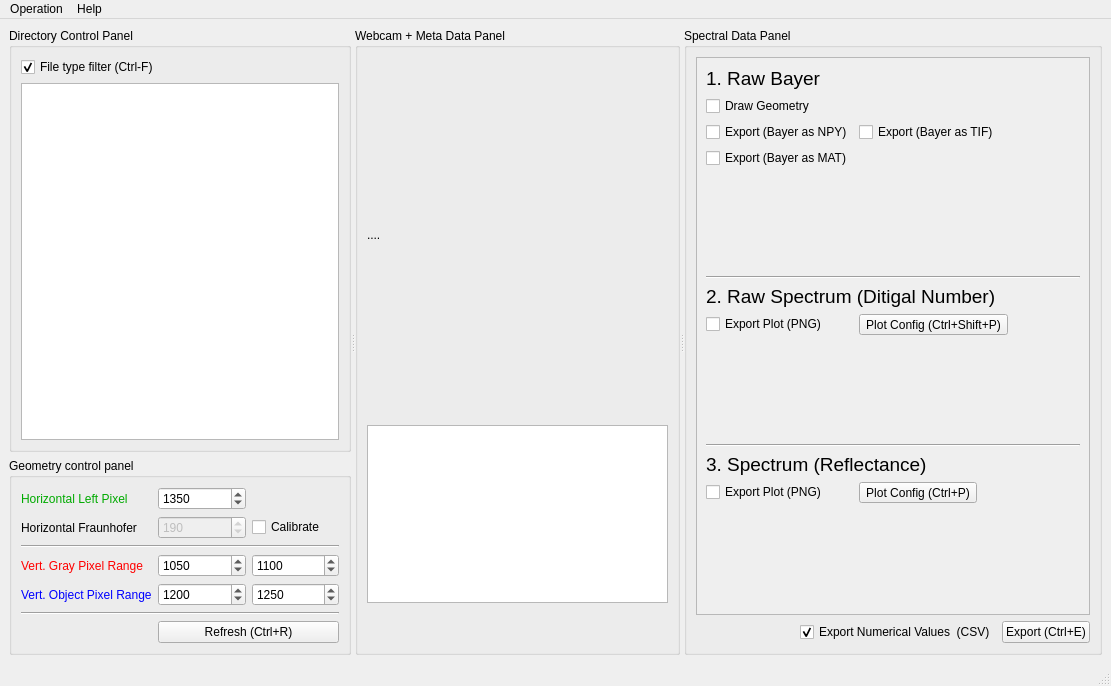
Before: the Qt Designer form UI/UI_Mainwindow.ui in garid3000/bps_spectrometer_gui, drawn with Qt 5.
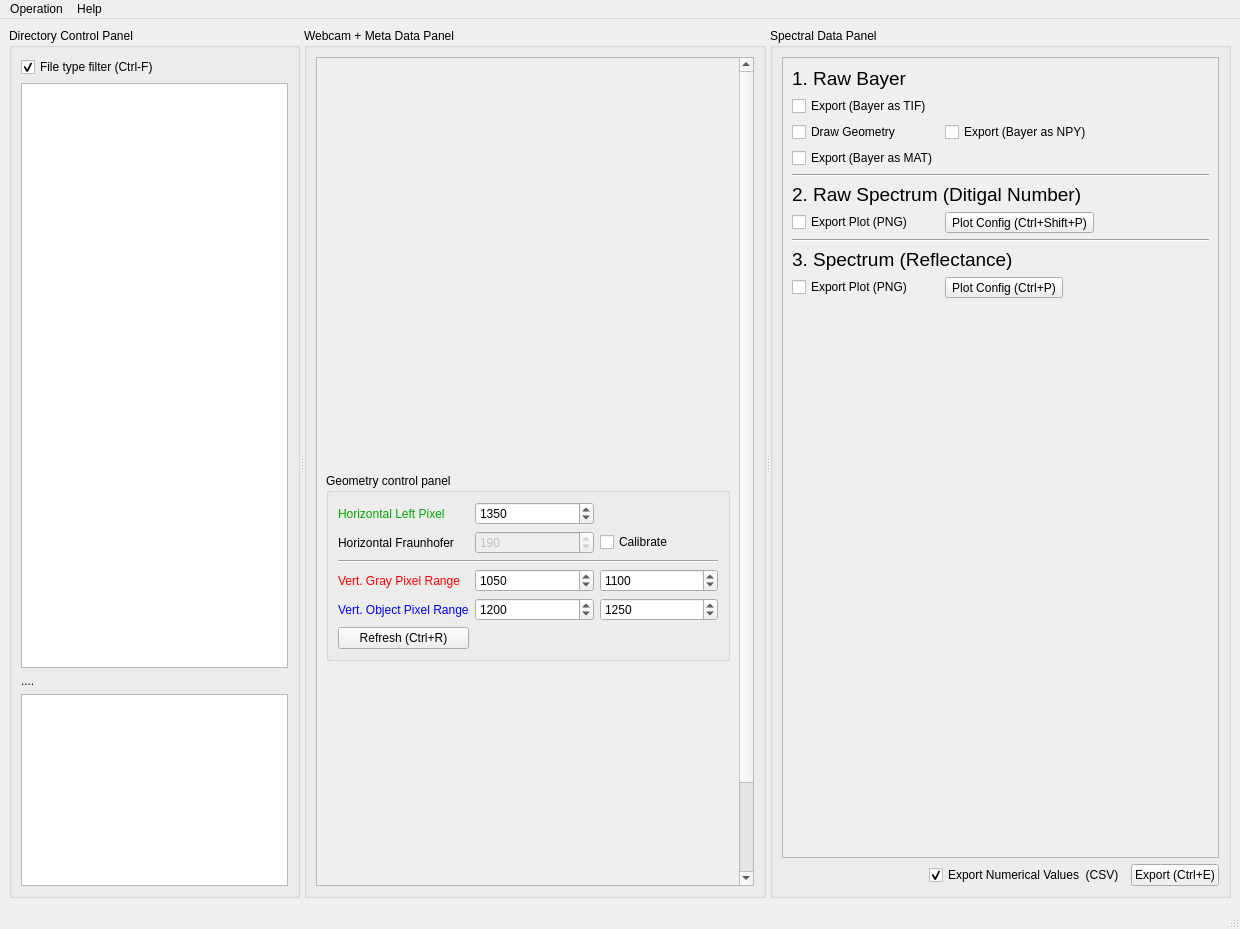
After: the same form once the commit is applied. Custom widgets are drawn as their Qt base class.

Commit message: Draggable ROI

What changed in the file:
```diff
--- a/UI/UI_Mainwindow.ui
+++ b/UI/UI_Mainwindow.ui
@@ -6,8 +6,8 @@
    <rect>
     <x>0</x>
     <y>0</y>
-    <width>1111</width>
-    <height>686</height>
+    <width>1240</width>
+    <height>929</height>
    </rect>
   </property>
   <property name="windowTitle">
@@ -28,8 +28,46 @@
            <string>Directory Control Panel</string>
           </property>
           <layout class="QGridLayout" name="gridLayout_3">
+           <item row="2" column="0">
+            <widget class="QLabelClick" name="limg_webcam">
+             <property name="text">
+              <string>....</string>
+             </property>
+            </widget>
+           </item>
+           <item row="3" column="0">
+            <widget class="QTextBrowser" name="tb_meta_json">
+             <property name="sizePolicy">
+              <sizepolicy hsizetype="Expanding" vsizetype="Preferred">
+               <horstretch>0</horstretch>
+               <verstretch>0</verstretch>
+              </sizepolicy>
+             </property>
+             <property name="font">
+              <font>
+               <family>Monospace</family>
+              </font>
+             </property>
+            </widget>
+           </item>
+           <item row="0" column="0">
+            <widget class="QCheckBox" name="cb_ft_filter">
+             <property name="text">
+              <string>File type filter (Ctrl-F)</string>
+             </property>
+             <property name="checked">
+              <bool>true</bool>
+             </property>
+            </widget>
+           </item>
            <item row="1" column="0">
             <widget class="QTreeView" name="tv_dir">
+             <property name="sizePolicy">
+              <sizepolicy hsizetype="Expanding" vsizetype="Expanding">
+               <horstretch>0</horstretch>
+               <verstretch>10</verstretch>
+              </sizepolicy>
+             </property>
              <property name="font">
               <font>
                <family>Monospace</family>
@@ -41,17 +79,45 @@
              </property>
             </widget>
            </item>
-           <item row="0" column="0">
-            <widget class="QCheckBox" name="cb_ft_filter">
-             <property name="text">
-              <string>File type filter (Ctrl-F)</string>
-             </property>
-             <property name="checked">
-              <bool>true</bool>
-             </property>
+          </layout>
             </widget>
            </item>
           </layout>
+      </widget>
+      <widget class="QGroupBox" name="gp_webcam_meta">
+       <property name="title">
+        <string>Webcam + Meta Data Panel</string>
+       </property>
+       <layout class="QVBoxLayout" name="verticalLayout">
+        <item>
+         <widget class="QScrollArea" name="scrollArea_2">
+          <property name="widgetResizable">
+           <bool>true</bool>
+          </property>
+          <widget class="QWidget" name="scrollAreaWidgetContents_2">
+           <property name="geometry">
+            <rect>
+             <x>0</x>
+             <y>-205</y>
+             <width>420</width>
+             <height>1049</height>
+            </rect>
+           </property>
+           <layout class="QVBoxLayout" name="verticalLayout_4">
+            <item>
+             <widget class="ImageView" name="graph_2dimg" native="true">
+              <property name="sizePolicy">
+               <sizepolicy hsizetype="Preferred" vsizetype="Preferred">
+                <horstretch>200</horstretch>
+                <verstretch>200</verstretch>
+               </sizepolicy>
+              </property>
+              <property name="minimumSize">
+               <size>
+                <width>400</width>
+                <height>400</height>
+               </size>
+              </property>
          </widget>
         </item>
         <item>
@@ -59,74 +125,7 @@
           <property name="title">
            <string>Geometry control panel</string>
           </property>
-          <layout class="QGridLayout" name="gridLayout_2" columnstretch="0,1,1">
-           <item row="4" column="1">
-            <widget class="QSpinBox" name="sb_obje_top_pxl">
-             <property name="minimum">
-              <number>500</number>
-             </property>
-             <property name="maximum">
-              <number>2000</number>
-             </property>
-             <property name="value">
-              <number>1200</number>
-             </property>
-            </widget>
-           </item>
-           <item row="6" column="1" colspan="2">
-            <widget class="QPushButton" name="pb_refresh">
-             <property name="text">
-              <string>Refresh (Ctrl+R)</string>
-             </property>
-            </widget>
-           </item>
-           <item row="0" column="1">
-            <widget class="QSpinBox" name="sb_horx_left_pxl">
-             <property name="minimum">
-              <number>900</number>
-             </property>
-             <property name="maximum">
-              <number>1700</number>
-             </property>
-             <property name="value">
-              <number>1350</number>
-             </property>
-            </widget>
-           </item>
-           <item row="0" column="0">
-            <widget class="QLabel" name="_label_1">
-             <property name="palette">
-              <palette>
-               <active>
-                <colorrole role="WindowText">
-                 <brush brushstyle="SolidPattern">
-                  <color alpha="255">
-                   <red>0</red>
-                   <green>170</green>
-                   <blue>0</blue>
-                  </color>
-                 </brush>
-                </colorrole>
-               </active>
-               <inactive>
-                <colorrole role="WindowText">
-                 <brush brushstyle="SolidPattern">
-                  <color alpha="255">
-                   <red>0</red>
-                   <green>170</green>
-                   <blue>0</blue>
-                  </color>
-                 </brush>
-                </colorrole>
-               </inactive>
-               <disabled/>
-              </palette>
-             </property>
-             <property name="text">
-              <string>Horizontal Left Pixel</string>
-             </property>
-            </widget>
-           </item>
+              <layout class="QGridLayout" name="gridLayout_2" columnstretch="0,0,0">
            <item row="2" column="0" colspan="3">
             <widget class="Line" name="_line">
              <property name="orientation">
@@ -168,57 +167,43 @@
              </property>
             </widget>
            </item>
-           <item row="1" column="0">
-            <widget class="QLabel" name="_label_4">
-             <property name="text">
-              <string>Horizontal Fraunhofer</string>
-             </property>
-            </widget>
-           </item>
            <item row="4" column="2">
             <widget class="QSpinBox" name="sb_obje_bot_pxl">
              <property name="minimum">
-              <number>500</number>
+                  <number>0</number>
              </property>
              <property name="maximum">
-              <number>2000</number>
+                  <number>20000</number>
              </property>
              <property name="value">
               <number>1250</number>
              </property>
             </widget>
            </item>
-           <item row="4" column="0">
-            <widget class="QLabel" name="_label_3">
-             <property name="palette">
-              <palette>
-               <active>
-                <colorrole role="WindowText">
-                 <brush brushstyle="SolidPattern">
-                  <color alpha="255">
-                   <red>0</red>
-                   <green>0</green>
-                   <blue>255</blue>
-                  </color>
-                 </brush>
-                </colorrole>
-               </active>
-               <inactive>
-                <colorrole role="WindowText">
-                 <brush brushstyle="SolidPattern">
-                  <color alpha="255">
-                   <red>0</red>
-                   <green>0</green>
-                   <blue>255</blue>
-                  </color>
-                 </brush>
-                </colorrole>
-               </inactive>
-               <disabled/>
-              </palette>
-             </property>
+               <item row="0" column="1">
+                <widget class="QSpinBox" name="sb_horx_left_pxl">
+                 <property name="minimum">
+                  <number>0</number>
+                 </property>
+                 <property name="maximum">
+                  <number>17000</number>
+                 </property>
+                 <property name="value">
+                  <number>1350</number>
+                 </property>
+                </widget>
+               </item>
+               <item row="1" column="0">
+                <widget class="QLabel" name="_label_4">
              <property name="text">
-              <string>Vert. Object Pixel Range</string>
+                  <string>Horizontal Fraunhofer</string>
+                 </property>
+                </widget>
+               </item>
+               <item row="5" column="0">
+                <widget class="QPushButton" name="pb_refresh">
+                 <property name="text">
+                  <string>Refresh (Ctrl+R)</string>
              </property>
             </widget>
            </item>
@@ -229,32 +214,6 @@
              </property>
             </widget>
            </item>
-           <item row="3" column="2">
-            <widget class="QSpinBox" name="sb_gray_bot_pxl">
-             <property name="minimum">
-              <number>500</number>
-             </property>
-             <property name="maximum">
-              <number>2000</number>
-             </property>
-             <property name="value">
-              <number>1100</number>
-             </property>
-            </widget>
-           </item>
-           <item row="3" column="1">
-            <widget class="QSpinBox" name="sb_gray_top_pxl">
-             <property name="minimum">
-              <number>500</number>
-             </property>
-             <property name="maximum">
-              <number>2000</number>
-             </property>
-             <property name="value">
-              <number>1050</number>
-             </property>
-            </widget>
-           </item>
            <item row="1" column="1">
             <widget class="QSpinBox" name="sb_horx_frau_pxl">
              <property name="enabled">
@@ -268,54 +227,141 @@
              </property>
             </widget>
            </item>
-           <item row="5" column="0" colspan="3">
-            <widget class="Line" name="_line_2">
-             <property name="orientation">
-              <enum>Qt::Horizontal</enum>
-             </property>
-            </widget>
-           </item>
-          </layout>
-         </widget>
-        </item>
-       </layout>
-      </widget>
-      <widget class="QGroupBox" name="gp_webcam_meta">
-       <property name="title">
-        <string>Webcam + Meta Data Panel</string>
-       </property>
-       <layout class="QVBoxLayout" name="verticalLayout" stretch="2,0,1,0">
-        <item>
-         <widget class="QLabelClick" name="limg_webcam">
+               <item row="4" column="0">
+                <widget class="QLabel" name="_label_3">
+                 <property name="palette">
+                  <palette>
+                   <active>
+                    <colorrole role="WindowText">
+                     <brush brushstyle="SolidPattern">
+                      <color alpha="255">
+                       <red>0</red>
+                       <green>0</green>
+                       <blue>255</blue>
+                      </color>
+                     </brush>
+                    </colorrole>
+                   </active>
+                   <inactive>
+                    <colorrole role="WindowText">
+                     <brush brushstyle="SolidPattern">
+                      <color alpha="255">
+                       <red>0</red>
+                       <green>0</green>
+                       <blue>255</blue>
+                      </color>
+                     </brush>
+                    </colorrole>
+                   </inactive>
+                   <disabled/>
+                  </palette>
+                 </property>
+                 <property name="text">
+                  <string>Vert. Object Pixel Range</string>
+                 </property>
+                </widget>
+               </item>
+               <item row="3" column="1">
+                <widget class="QSpinBox" name="sb_gray_top_pxl">
+                 <property name="minimum">
+                  <number>0</number>
+                 </property>
+                 <property name="maximum">
+                  <number>20000</number>
+                 </property>
+                 <property name="value">
+                  <number>1050</number>
+                 </property>
+                </widget>
+               </item>
+               <item row="4" column="1">
+                <widget class="QSpinBox" name="sb_obje_top_pxl">
+                 <property name="minimum">
+                  <number>0</number>
+                 </property>
+                 <property name="maximum">
+                  <number>20000</number>
+                 </property>
+                 <property name="value">
+                  <number>1200</number>
+                 </property>
+                </widget>
+               </item>
+               <item row="0" column="0">
+                <widget class="QLabel" name="_label_1">
+                 <property name="palette">
+                  <palette>
+                   <active>
+                    <colorrole role="WindowText">
+                     <brush brushstyle="SolidPattern">
+                      <color alpha="255">
+                       <red>0</red>
+                       <green>170</green>
+                       <blue>0</blue>
+                      </color>
+                     </brush>
+                    </colorrole>
+                   </active>
+                   <inactive>
+                    <colorrole role="WindowText">
+                     <brush brushstyle="SolidPattern">
+                      <color alpha="255">
+                       <red>0</red>
+                       <green>170</green>
+                       <blue>0</blue>
+                      </color>
+                     </brush>
+                    </colorrole>
+                   </inactive>
+                   <disabled/>
+                  </palette>
+                 </property>
           <property name="text">
-           <string>....</string>
+                  <string>Horizontal Left Pixel</string>
           </property>
          </widget>
         </item>
-        <item>
-         <widget class="QWidget" name="widget" native="true"/>
-        </item>
-        <item>
-         <widget class="QTextBrowser" name="tb_meta_json">
-          <property name="font">
-           <font>
-            <family>Monospace</family>
-           </font>
-          </property>
-         </widget>
-        </item>
+               <item row="3" column="2">
+                <widget class="QSpinBox" name="sb_gray_bot_pxl">
+                 <property name="minimum">
+                  <number>0</number>
+                 </property>
+                 <property name="maximum">
+                  <number>20000</number>
+                 </property>
+                 <property name="value">
+                  <number>1100</number>
+                 </property>
+                </widget>
+               </item>
+              </layout>
+             </widget>
+            </item>
         <item>
-         <spacer name="verticalSpacer_2">
-          <property name="orientation">
-           <enum>Qt::Vertical</enum>
-          </property>
-          <property name="sizeHint" stdset="0">
+             <widget class="PlotWidget" name="graph_raw" native="true">
+              <property name="sizePolicy">
+               <sizepolicy hsizetype="Preferred" vsizetype="Preferred">
+                <horstretch>0</horstretch>
+                <verstretch>200</verstretch>
+               </sizepolicy>
+              </property>
+              <property name="minimumSize">
            <size>
-            <width>20</width>
-            <height>40</height>
-           </size>
-          </property>
-         </spacer>
+                <width>400</width>
+                <height>300</height>
+               </size>
+              </property>
+             </widget>
+            </item>
+            <item>
+             <widget class="ImageView" name="graph_2d_roi_object" native="true"/>
+            </item>
+            <item>
+             <widget class="ImageView" name="graph_2d_roi_gray" native="true"/>
+            </item>
+           </layout>
+          </widget>
+         </widget>
         </item>
        </layout>
       </widget>
@@ -364,12 +410,12 @@
             <rect>
              <x>0</x>
              <y>0</y>
-             <width>389</width>
-             <height>557</height>
+             <width>435</width>
+             <height>800</height>
             </rect>
            </property>
            <layout class="QFormLayout" name="formLayout">
-            <item row="0" column="0" colspan="2">
+            <item row="0" column="0">
              <widget class="QLabel" name="label">
               <property name="font">
                <font>
@@ -384,26 +430,26 @@
              </widget>
             </item>
             <item row="1" column="0">
+             <widget class="QCheckBox" name="cb_export_bayer_as_tif">
+              <property name="text">
+               <string>Export (Bayer as TIF)</string>
+              </property>
+             </widget>
+            </item>
+            <item row="2" column="0">
              <widget class="QCheckBox" name="cb_bayer_show_geometry">
               <property name="text">
                <string>Draw Geometry</string>
               </property>
              </widget>
             </item>
-            <item row="2" column="0">
+            <item row="2" column="1">
              <widget class="QCheckBox" name="cb_export_bayer_as_npy">
               <property name="text">
                <string>Export (Bayer as NPY)</string>
               </property>
              </widget>
             </item>
-            <item row="2" column="1">
-             <widget class="QCheckBox" name="cb_export_bayer_as_tif">
-              <property name="text">
-               <string>Export (Bayer as TIF)</string>
-              </property>
-             </widget>
-            </item>
             <item row="3" column="0">
              <widget class="QCheckBox" name="cb_export_bayer_as_mat">
               <property name="text">
@@ -412,23 +458,13 @@
              </widget>
             </item>
             <item row="4" column="0" colspan="2">
-             <widget class="ImageView" name="graph_2dimg" native="true">
-              <property name="sizePolicy">
-               <sizepolicy hsizetype="Expanding" vsizetype="Expanding">
-                <horstretch>200</horstretch>
-                <verstretch>200</verstretch>
-               </sizepolicy>
-              </property>
-             </widget>
-            </item>
-            <item row="9" column="0" colspan="2">
              <widget class="Line" name="line">
               <property name="orientation">
                <enum>Qt::Horizontal</enum>
               </property>
              </widget>
             </item>
-            <item row="11" column="0" colspan="2">
+            <item row="5" column="0" colspan="2">
              <widget class="QLabel" name="label_2">
               <property name="font">
                <font>
@@ -441,38 +477,28 @@
               </property>
              </widget>
             </item>
-            <item row="12" column="0">
+            <item row="6" column="0">
              <widget class="QCheckBox" name="cb_export_raw_plot_as_png">
               <property name="text">
                <string>Export Plot (PNG)</string>
               </property>
              </widget>
             </item>
-            <item row="12" column="1">
+            <item row="6" column="1">
              <widget class="QToolButton" name="tbtn_raw_spectrum_config">
               <property name="text">
                <string>Plot Config (Ctrl+Shift+P)</string>
               </property>
              </widget>
             </item>
-            <item row="14" column="0" colspan="2">
-             <widget class="PlotWidget" name="graph_raw" native="true">
-              <property name="sizePolicy">
-               <sizepolicy hsizetype="Expanding" vsizetype="Expanding">
-                <horstretch>0</horstretch>
-                <verstretch>200</verstretch>
-               </sizepolicy>
-              </property>
-             </widget>
-            </item>
-            <item row="15" column="0" colspan="2">
+            <item row="9" column="0" colspan="2">
              <widget class="Line" name="line_2">
               <property name="orientation">
                <enum>Qt::Horizontal</enum>
               </property>
              </widget>
             </item>
-            <item row="17" column="0" colspan="2">
+            <item row="10" column="0" colspan="2">
              <widget class="QLabel" name="label_3">
               <property name="font">
                <font>
@@ -485,21 +511,21 @@
               </property>
              </widget>
             </item>
-            <item row="18" column="0">
+            <item row="11" column="0">
              <widget class="QCheckBox" name="cb_export_ref_plot_as_png">
               <property name="text">
                <string>Export Plot (PNG)</string>
               </property>
              </widget>
             </item>
-            <item row="18" column="1">
+            <item row="11" column="1">
              <widget class="QToolButton" name="tbtn_ref_spectrum_config">
               <property name="text">
                <string>Plot Config (Ctrl+P)</string>
               </property>
              </widget>
             </item>
-            <item row="19" column="0" colspan="2">
+            <item row="12" column="0" colspan="2">
              <widget class="PlotWidget" name="graph_ref" native="true">
               <property name="sizePolicy">
                <sizepolicy hsizetype="Expanding" vsizetype="Expanding">
@@ -507,6 +533,12 @@
                 <verstretch>200</verstretch>
                </sizepolicy>
               </property>
+              <property name="minimumSize">
+               <size>
+                <width>400</width>
+                <height>400</height>
+               </size>
+              </property>
              </widget>
             </item>
            </layout>
@@ -525,7 +557,7 @@
     <rect>
      <x>0</x>
      <y>0</y>
-     <width>1111</width>
+     <width>1240</width>
      <height>19</height>
     </rect>
    </property>
```
Lines whose indentation alone changed are shown as unchanged. The commit also changes 2 other files.
